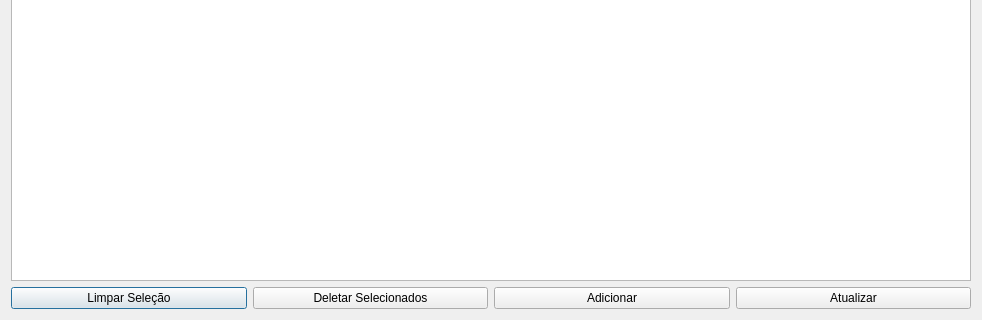
dsgoficial/SAP_Gerente, file uis/mModelProfiles.ui: the form before one commit; both pictures show x 0 to 982 and y 142 to 462 of the 982 by 462 pixel window.
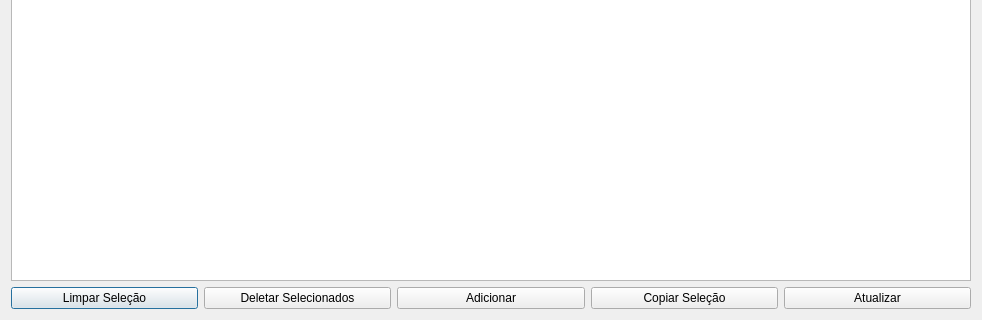
The form after the commit.

Patch:
```diff
--- a/uis/mModelProfiles.ui
+++ b/uis/mModelProfiles.ui
@@ -84,6 +84,13 @@
        </property>
       </widget>
      </item>
+     <item>
+      <widget class="QPushButton" name="copyBtn">
+       <property name="text">
+        <string>Copiar Seleção</string>
+       </property>
+      </widget>
+     </item>
      <item>
       <widget class="QPushButton" name="saveBtn">
        <property name="text">
```
